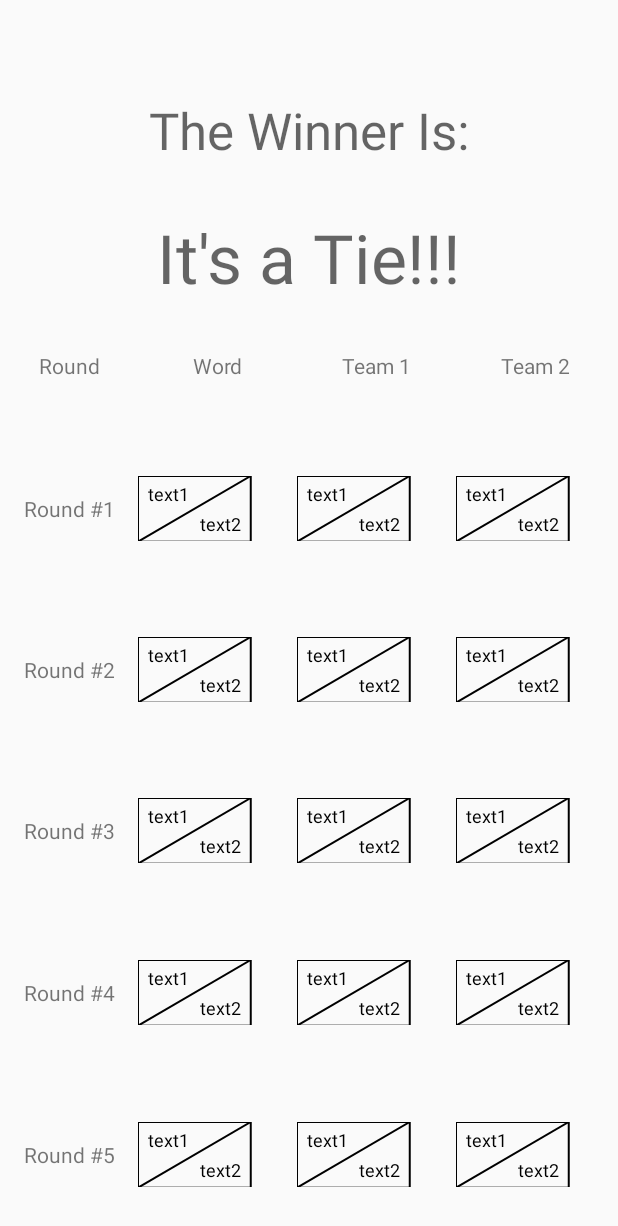
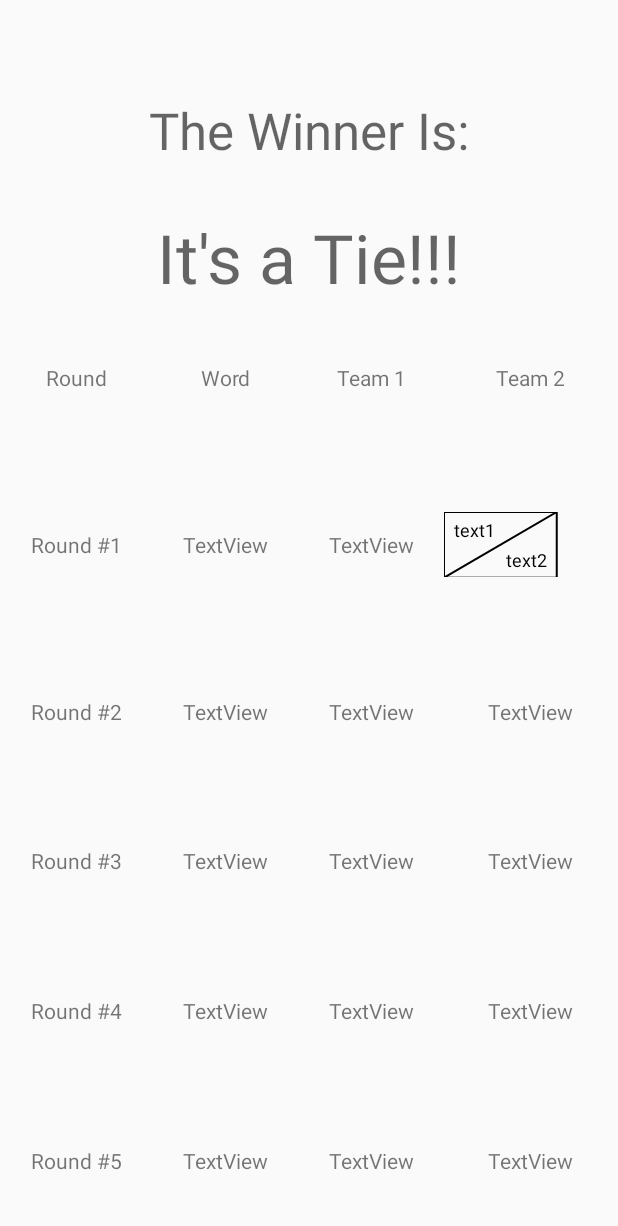
Before and after one commit to c-reeder/hint, an Android app: the WinnerActivity screen opened directly, with no data from a screen before it, on a phone screen of 412 x 824 dp. Shown: the top 1226 px of the screen. Run offline under Robolectric (Android 15) with nearby library versions, the phone set to English and light mode, and no system bars.

Commit message:
Realized that textAlign can solve main layout issue. Wrote comments for later implementation

```diff
--- a/app/src/main/java/com/wordpress/simpledevelopments/password/DiagonalDoubleTextView.java
+++ b/app/src/main/java/com/wordpress/simpledevelopments/password/DiagonalDoubleTextView.java
@@ -30,6 +30,10 @@ public class DiagonalDoubleTextView extends View {
     float textHeight;
     float viewWidth;
     float viewHeight;
+    float realWidth;
+    float realHeight;
+    float origX;
+    float origY;
     Paint.FontMetrics metrics;
 
     public DiagonalDoubleTextView(Context context, AttributeSet attrs) {
@@ -78,22 +82,54 @@ public class DiagonalDoubleTextView extends View {
         textWidth = paint.measureText(text1) > paint.measureText(text2) ? paint.measureText(text1) : paint.measureText(text2);
         float desiredWidth = (.75f * textWidth) + (2 * textWidth);
         float desiredHeight = (.75f * textHeight) + (2 * textHeight);
+        realWidth = desiredWidth;
+        realHeight = desiredHeight;
 
 
-        if (widthMode == MeasureSpec.UNSPECIFIED)
+        if (widthMode == MeasureSpec.UNSPECIFIED) {
+            Log.d(TAG, "Width UNSPECIFIED");
             viewWidth = desiredWidth;
-        else if (widthMode == MeasureSpec.EXACTLY)
+        } else if (widthMode == MeasureSpec.EXACTLY) {
+            Log.d(TAG, "Width EXACTLY");
             viewWidth = parentWidth;
-        else if (widthMode == MeasureSpec.AT_MOST)
+        } else if (widthMode == MeasureSpec.AT_MOST) {
+            Log.d(TAG, "Width AT_MOST");
             viewWidth = desiredWidth < parentWidth ? desiredWidth : parentWidth;
+        }
 
-        if (heightMode == MeasureSpec.UNSPECIFIED)
+        if (heightMode == MeasureSpec.UNSPECIFIED) {
+            Log.d(TAG, "Height UNSPECIFIED");
             viewHeight = desiredHeight;
-        else if (heightMode == MeasureSpec.EXACTLY)
+        } else if (heightMode == MeasureSpec.EXACTLY) {
+            Log.d(TAG, "Height EXACTLY");
             viewHeight = parentHeight;
-        else if (heightMode == MeasureSpec.AT_MOST)
-            viewHeight = desiredHeight < parentHeight ? desiredHeight :parentHeight;
+        } else if (heightMode == MeasureSpec.AT_MOST) {
+            Log.d(TAG, "Height AT_MOST");
+            viewHeight = desiredHeight < parentHeight ? desiredHeight : parentHeight;
+        }
 
+        //Do logic to center item if the width is larger than the "real" width
+        if (viewWidth > realWidth) {
+            switch (getTextAlignment()) {
+                case TEXT_ALIGNMENT_CENTER:
+                    //do main thing here using origX and origY
+                    //also make sure to start using origX and origY in the onDraw body
+                    break;
+                case TEXT_ALIGNMENT_VIEW_START:
+                case TEXT_ALIGNMENT_TEXT_START:
+                    //left align
+                    break;
+                case TEXT_ALIGNMENT_TEXT_END:
+                case TEXT_ALIGNMENT_VIEW_END:
+                    //right align
+                    break;
+            }
+        }
+
+        //Do logic to center item if the height is larger than the "real" height
+        if (viewHeight > realHeight) {
+            //is this even necessary since this should be only horizontal??
+        }
 
         Log.d(TAG, "setMeasuredDimension: " + (int)viewWidth + ", " + (int)viewHeight);
         setMeasuredDimension((int)viewWidth,(int)viewHeight);
@@ -101,18 +137,10 @@ public class DiagonalDoubleTextView extends View {
     @Override
     protected void onDraw(Canvas canvas) {
         super.onDraw(canvas);
-        Log.d(TAG, "onDraw: " + canvas.getWidth() + ", " + canvas.getHeight());
-        //canvas.drawLine(0,canvas.getHeight(),canvas.getWidth(),0,linePaint);
+//        Log.d(TAG, "onDraw: " + canvas.getWidth() + ", " + canvas.getHeight());
 
-        //canvas.drawRect(0,0,canvas.getWidth(),canvas.getHeight(), linePaint);
-        //
+//        Log.d(TAG, "textWidth: " + textWidth + ", textHeight: " + textHeight);
         paint.setTextAlign(Paint.Align.LEFT);
-        //Log.d(TAG, "onDraw measureText(My Text): " + linePaint.measureText(text1));
-
-
-
-        Log.d(TAG, "textWidth: " + textWidth + ", textHeight: " + textHeight);
-
         paint.setStyle(Paint.Style.STROKE);
         canvas.drawRect(0,0,
                 (.75f * textWidth) + 2 * textWidth,
@@ -136,13 +164,6 @@ public class DiagonalDoubleTextView extends View {
                 paint);
 
 
-
-        Log.d(TAG, "ascent: " + metrics.ascent);
-        Log.d(TAG, "bottom: " + metrics.bottom);
-        Log.d(TAG, "descent: " + metrics.descent);
-        Log.d(TAG, "leading: " + metrics.leading);
-        Log.d(TAG, "top: " + metrics.top);
-
     }
 
 }
--- a/app/src/main/res/layout/activity_winner.xml
+++ b/app/src/main/res/layout/activity_winner.xml
@@ -90,19 +90,19 @@
                 android:textAlignment="center"
                 android:layout_gravity="center_vertical" />
 
-            <com.wordpress.simpledevelopments.password.DiagonalDoubleTextView
+            <TextView
+                android:text="TextView"
                 android:layout_width="wrap_content"
                 android:layout_height="wrap_content"
-                android:layout_gravity="center_vertical"
                 android:textAlignment="center"
-                app:textSize="@dimen/diagonalTextSize"/>
+                android:layout_gravity="center_vertical" />
 
-            <com.wordpress.simpledevelopments.password.DiagonalDoubleTextView
+            <TextView
+                android:text="TextView"
                 android:layout_width="wrap_content"
                 android:layout_height="wrap_content"
-                android:layout_gravity="center_vertical"
                 android:textAlignment="center"
-                app:textSize="@dimen/diagonalTextSize"/>
+                android:layout_gravity="center_vertical" />
 
             <com.wordpress.simpledevelopments.password.DiagonalDoubleTextView
                 android:layout_width="wrap_content"
@@ -126,26 +126,26 @@
                 android:textAlignment="center"
                 android:layout_gravity="center_vertical" />
 
-            <com.wordpress.simpledevelopments.password.DiagonalDoubleTextView
+            <TextView
+                android:text="TextView"
                 android:layout_width="wrap_content"
                 android:layout_height="wrap_content"
-                android:layout_gravity="center_vertical"
                 android:textAlignment="center"
-                app:textSize="@dimen/diagonalTextSize"/>
+                android:layout_gravity="center_vertical" />
 
-            <com.wordpress.simpledevelopments.password.DiagonalDoubleTextView
+            <TextView
+                android:text="TextView"
                 android:layout_width="wrap_content"
                 android:layout_height="wrap_content"
-                android:layout_gravity="center_vertical"
                 android:textAlignment="center"
-                app:textSize="@dimen/diagonalTextSize"/>
+                android:layout_gravity="center_vertical" />
 
-            <com.wordpress.simpledevelopments.password.DiagonalDoubleTextView
+            <TextView
+                android:text="TextView"
                 android:layout_width="wrap_content"
                 android:layout_height="wrap_content"
-                android:layout_gravity="center_vertical"
-                app:textSize="@dimen/diagonalTextSize"
-                android:textAlignment="center" />
+                android:textAlignment="center"
+                android:layout_gravity="center_vertical" />
         </TableRow>
 
         <TableRow
@@ -162,26 +162,26 @@
                 android:textAlignment="center"
                 android:layout_gravity="center_vertical" />
 
-            <com.wordpress.simpledevelopments.password.DiagonalDoubleTextView
+            <TextView
+                android:text="TextView"
                 android:layout_width="wrap_content"
                 android:layout_height="wrap_content"
-                android:layout_gravity="center_vertical"
                 android:textAlignment="center"
-                app:textSize="@dimen/diagonalTextSize"/>
+                android:layout_gravity="center_vertical" />
 
-            <com.wordpress.simpledevelopments.password.DiagonalDoubleTextView
+            <TextView
+                android:text="TextView"
                 android:layout_width="wrap_content"
                 android:layout_height="wrap_content"
-                android:layout_gravity="center_vertical"
                 android:textAlignment="center"
-                app:textSize="@dimen/diagonalTextSize"/>
+                android:layout_gravity="center_vertical" />
 
-            <com.wordpress.simpledevelopments.password.DiagonalDoubleTextView
+            <TextView
+                android:text="TextView"
                 android:layout_width="wrap_content"
                 android:layout_height="wrap_content"
-                android:layout_gravity="center_vertical"
-                app:textSize="@dimen/diagonalTextSize"
-                android:textAlignment="center" />
+                android:textAlignment="center"
+                android:layout_gravity="center_vertical" />
         </TableRow>
 
         <TableRow
@@ -196,27 +196,26 @@
                 android:textAlignment="center"
                 android:layout_gravity="center_vertical" />
 
-
-            <com.wordpress.simpledevelopments.password.DiagonalDoubleTextView
+            <TextView
+                android:text="TextView"
                 android:layout_width="wrap_content"
                 android:layout_height="wrap_content"
-                android:layout_gravity="center_vertical"
                 android:textAlignment="center"
-                app:textSize="@dimen/diagonalTextSize"/>
+                android:layout_gravity="center_vertical" />
 
-            <com.wordpress.simpledevelopments.password.DiagonalDoubleTextView
+            <TextView
+                android:text="TextView"
                 android:layout_width="wrap_content"
                 android:layout_height="wrap_content"
-                android:layout_gravity="center_vertical"
                 android:textAlignment="center"
-                app:textSize="@dimen/diagonalTextSize"/>
+                android:layout_gravity="center_vertical" />
 
-            <com.wordpress.simpledevelopments.password.DiagonalDoubleTextView
+            <TextView
+                android:text="TextView"
                 android:layout_width="wrap_content"
                 android:layout_height="wrap_content"
-                android:layout_gravity="center_vertical"
-                app:textSize="@dimen/diagonalTextSize"
-                android:textAlignment="center" />
+                android:textAlignment="center"
+                android:layout_gravity="center_vertical" />
         </TableRow>
 
         <TableRow
@@ -231,27 +230,28 @@
                 android:textAlignment="center"
                 android:layout_gravity="center_vertical" />
 
-
-            <com.wordpress.simpledevelopments.password.DiagonalDoubleTextView
+            <TextView
+                android:text="TextView"
                 android:layout_width="wrap_content"
                 android:layout_height="wrap_content"
-                android:layout_gravity="center_vertical"
                 android:textAlignment="center"
-                app:textSize="@dimen/diagonalTextSize"/>
+                android:layout_gravity="center_vertical" />
 
-            <com.wordpress.simpledevelopments.password.DiagonalDoubleTextView
+            <TextView
+                android:text="TextView"
                 android:layout_width="wrap_content"
                 android:layout_height="wrap_content"
-                android:layout_gravity="center_vertical"
                 android:textAlignment="center"
-                app:textSize="@dimen/diagonalTextSize"/>
+                android:layout_gravity="center_vertical" />
 
-            <com.wordpress.simpledevelopments.password.DiagonalDoubleTextView
+            <TextView
+                android:text="TextView"
                 android:layout_width="wrap_content"
                 android:layout_height="wrap_content"
-                android:layout_gravity="center_vertical"
-                app:textSize="@dimen/diagonalTextSize"
-                android:textAlignment="center" />
+                android:textAlignment="center"
+                android:layout_gravity="center_vertical" />
+
+
         </TableRow>
 
     </TableLayout>
```
